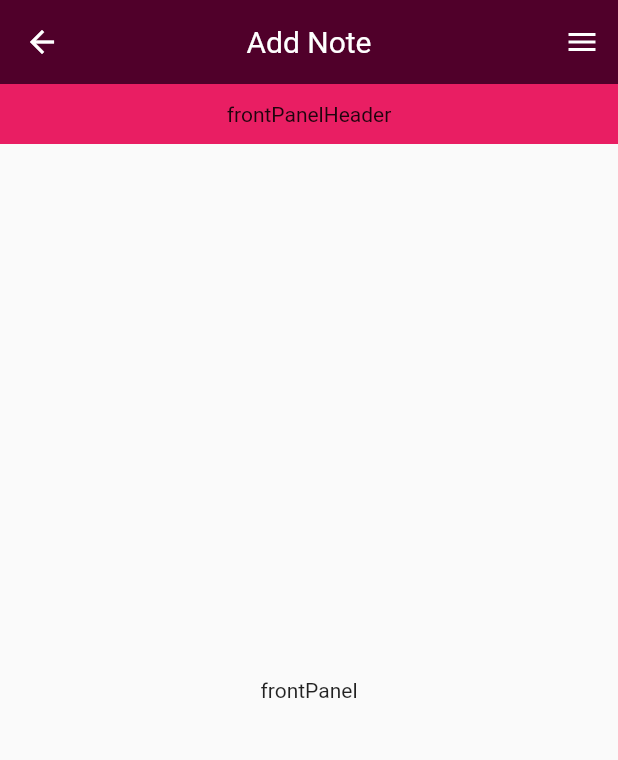
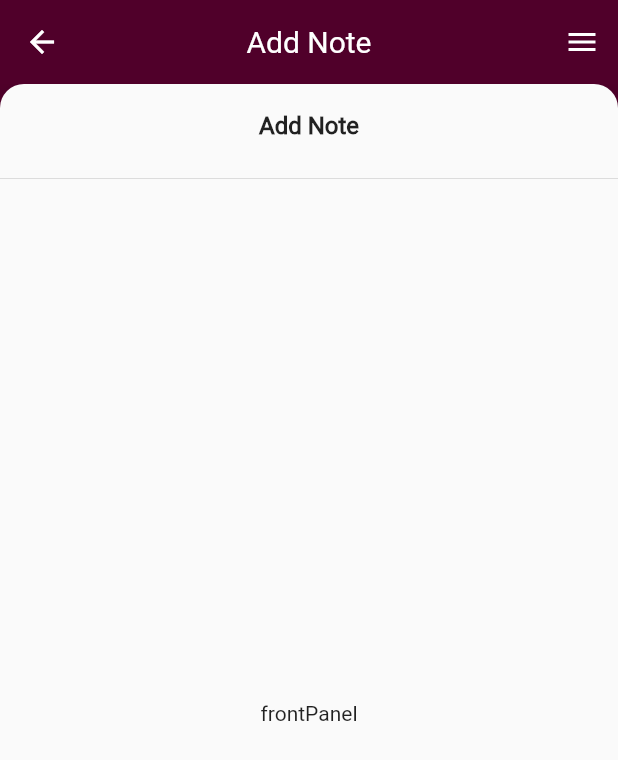
Before and after one commit to cruzelx/QuickNotes, a Flutter app: the BackDropScreen screen opened directly, on a phone screen of 412 x 824 dp. Shown: the top 760 px of the screen. Run offline on Flutter 3.47's test engine with Material 2 defaults, Android fonts, the phone set to English and light mode, and no system bars; our stand-ins replace backdrop, flutter_slidable.

Commit message:
fixed slider and dropdown

```diff
--- a/lib/screens/twoPanels.dart
+++ b/lib/screens/twoPanels.dart
@@ -13,7 +13,7 @@ class TwoPanels extends StatefulWidget {
 class _TwoPanelsState extends State<TwoPanels>
     with SingleTickerProviderStateMixin {
   //final GlobalKey _backdropKey = GlobalKey();
-  static const header_height = 40.0;
+  static const header_height = 55.0;
 
   Animation<RelativeRect> getPanelAnimation(BoxConstraints constraints) {
     final height = constraints.biggest.height;
@@ -67,22 +67,16 @@ class _TwoPanelsState extends State<TwoPanels>
                 children: <Widget>[
                   GestureDetector(
                    onTap: isBackVisible,
-                    child: SizedBox(
+                    child: Container(
                       height: header_height,
                       width: double.infinity,
-                      child: Container(
-                        color: Colors.pink,
-                        width: double.infinity,
-                        height: header_height,
-                        child: Center(
-                          child: Text(
-                            "frontPanelHeader",
-                            style: Theme.of(context).textTheme.button,
-                          ),
-                        ),
+                      //color: Colors.green,
+                      child: Center(
+                        child: Text("Add Note",style: TextStyle(fontWeight: FontWeight.bold,fontSize: 16.0),),
                       ),
                     ),
                   ),
+                  Divider(),
                   Expanded(
                     child: Center(
                       child: Text("frontPanel"),
--- a/lib/widgets/backLayerNote.dart
+++ b/lib/widgets/backLayerNote.dart
@@ -69,7 +69,7 @@ class _BackdropMenuState extends State<BackdropMenu> {
                 value: _sliderVal,
                 min: 15.0,
                 max: 35.0,
-                divisions: 20,
+               // divisions: 20,
                 activeColor: Colors.pink,
                 inactiveColor: Colors.white,
                 label: "$_sliderVal",
@@ -79,7 +79,7 @@ class _BackdropMenuState extends State<BackdropMenu> {
                   });
                 },
               ),
-              //  Text("$_sliderVal",style: TextStyle(color: Colors.white)),
+               Text(_sliderVal.toStringAsFixed(1),style: TextStyle(color: Colors.white)),
             ],
           ),
           Row(
@@ -93,18 +93,13 @@ class _BackdropMenuState extends State<BackdropMenu> {
                 ),
               ),
               DropdownButton(
-                value: _fontFamily,
+                iconEnabledColor: Colors.white,
+                underline: SizedBox(),
+                //value: _fontFamily,
                 items: _fontFamilies.map((String fontFamily) {
                   return DropdownMenuItem(
                     value: fontFamily,
-                    child: SizedBox(
-                      height: 20.0,
-                      width: 70.0,
-                      child: Container(
-                        color: Colors.pink,
-                        child: Text("$fontFamily"),
-                      ),
-                    ),
+                    child: Text("$fontFamily "),
                   );
                 }).toList(),
                 onChanged: (String newVal) {
```
